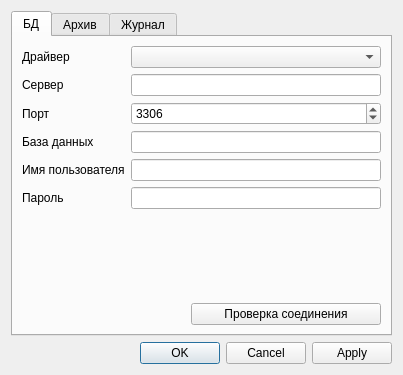
Above: libs/DataWidgets/applicationsettingsdialog.ui from voytoff/DataServerQt before the change. Below: the same form after it.
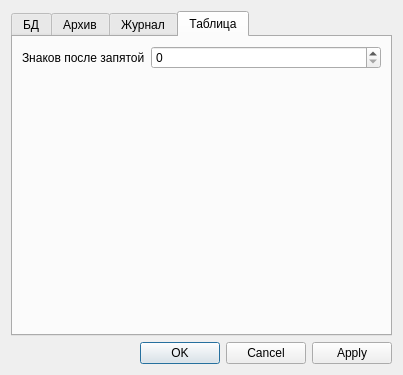
That is the form after the change. The open tabs and pages were chosen to show the change.

The edit to the form file:
```diff
--- a/libs/DataWidgets/applicationsettingsdialog.ui
+++ b/libs/DataWidgets/applicationsettingsdialog.ui
@@ -222,6 +222,40 @@
        </item>
       </layout>
      </widget>
+     <widget class="QWidget" name="tablePage">
+      <attribute name="title">
+       <string>Таблица</string>
+      </attribute>
+      <layout class="QFormLayout" name="formLayout_4">
+       <item row="0" column="0">
+        <widget class="QLabel" name="decimalsLabel">
+         <property name="text">
+          <string>Знаков после запятой</string>
+         </property>
+        </widget>
+       </item>
+       <item row="0" column="1">
+        <widget class="QSpinBox" name="decimalsSpinBox">
+         <property name="maximum">
+          <number>12</number>
+         </property>
+        </widget>
+       </item>
+       <item row="1" column="1">
+        <spacer name="verticalSpacer_4">
+         <property name="orientation">
+          <enum>Qt::Orientation::Vertical</enum>
+         </property>
+         <property name="sizeHint" stdset="0">
+          <size>
+           <width>20</width>
+           <height>40</height>
+          </size>
+         </property>
+        </spacer>
+       </item>
+      </layout>
+     </widget>
     </widget>
    </item>
    <item>
```
